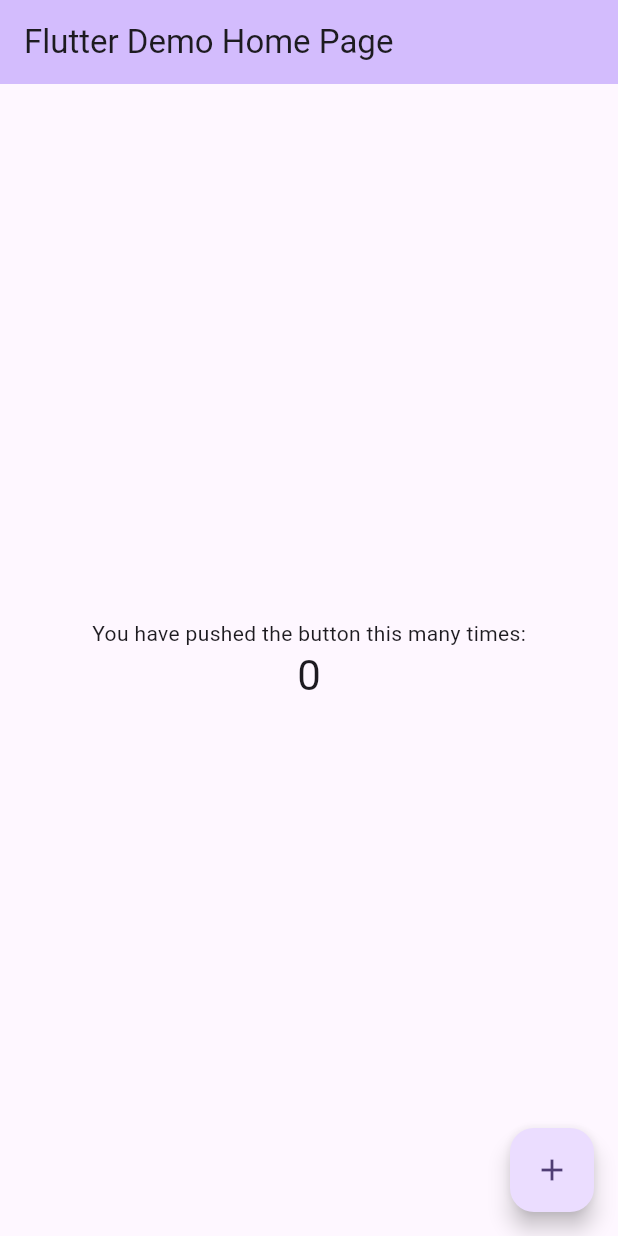
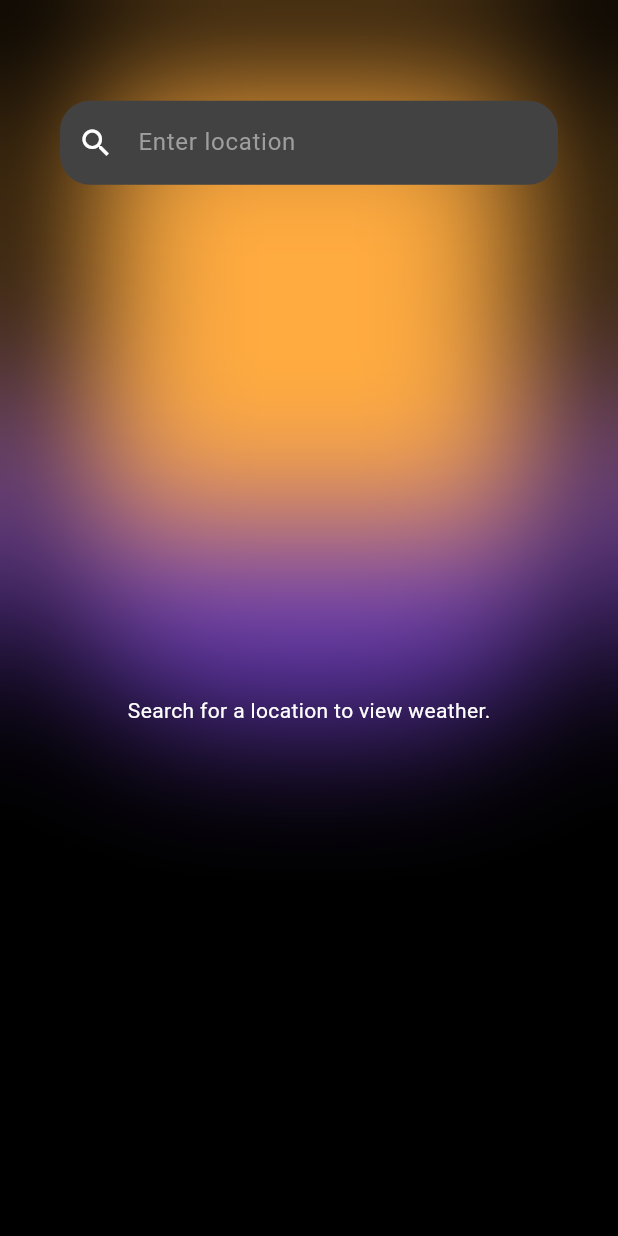
Before and after one commit to anilantony49/weather_app_machine_task, a Flutter app: the screen it shows after launch, on a phone screen of 412 x 824 dp. Run offline on Flutter 3.47's test engine with Material 3 defaults, Android fonts, the phone set to English and light mode, and no system bars.

Commit message:
Home screen UI complete

```diff
--- /dev/null
+++ b/lib/home_screen.dart
@@ -0,0 +1,288 @@
+import 'dart:ui';
+import 'package:flutter/material.dart';
+import 'package:flutter/services.dart';
+
+class HomeScreen extends StatefulWidget {
+  const HomeScreen({super.key});
+
+  @override
+  State<HomeScreen> createState() => _HomeScreenState();
+}
+
+class _HomeScreenState extends State<HomeScreen> {
+  final TextEditingController _searchController = TextEditingController();
+  bool isLoading = false;
+  String? errorMessage;
+  Weather? currentWeather;
+
+  Widget getWeatherIcon(int? code) {
+    if (code == null) return Image.asset('assets/8.png');
+    if (code >= 200 && code < 300) return Image.asset('assets/1.png');
+    if (code >= 300 && code < 400) return Image.asset('assets/2.png');
+    if (code >= 400 && code < 500) return Image.asset('assets/3.png');
+    if (code >= 500 && code < 600) return Image.asset('assets/4.png');
+    if (code >= 600 && code < 700) return Image.asset('assets/5.png');
+    if (code == 800) return Image.asset('assets/6.png');
+    if (code > 800 && code <= 804) return Image.asset('assets/7.png');
+    return Image.asset('assets/8.png');
+  }
+
+  Future<void> fetchWeather(String city) async {
+    setState(() {
+      isLoading = true;
+      errorMessage = null;
+      currentWeather = null;
+    });
+
+    try {
+      // Simulate fetching weather data (replace this with your API call)
+      await Future.delayed(const Duration(seconds: 2));
+      setState(() {
+        currentWeather = Weather(
+          areaName: city,
+          temperature: Temperature(celsius: 25),
+          weatherMain: 'Clear',
+          weatherConditionCode: 800,
+          humidity: 65,
+          pressure: 1013,
+          windSpeed: 5.0,
+          cloudiness: 10,
+          date: DateTime.now(),
+        );
+      });
+    } catch (error) {
+      setState(() {
+        errorMessage = 'Failed to fetch weather data. Try again.';
+      });
+    } finally {
+      setState(() {
+        isLoading = false;
+      });
+    }
+  }
+
+  @override
+  Widget build(BuildContext context) {
+    return Scaffold(
+      backgroundColor: Colors.black,
+      extendBodyBehindAppBar: true,
+      appBar: AppBar(
+        backgroundColor: Colors.transparent,
+        elevation: 0,
+        systemOverlayStyle: const SystemUiOverlayStyle(
+          statusBarBrightness: Brightness.dark,
+        ),
+      ),
+      body: Stack(
+        children: [
+          // Decorative Background
+          Stack(
+            children: [
+              Align(
+                alignment: const Alignment(-0.8, -0.3),
+                child: Container(
+                  height: 300,
+                  width: 300,
+                  decoration: const BoxDecoration(
+                    shape: BoxShape.circle,
+                    color: Colors.deepPurple,
+                  ),
+                ),
+              ),
+              Align(
+                alignment: const Alignment(0.8, -0.3),
+                child: Container(
+                  height: 300,
+                  width: 300,
+                  decoration: const BoxDecoration(
+                    shape: BoxShape.circle,
+                    color: Colors.deepPurple,
+                  ),
+                ),
+              ),
+              Align(
+                alignment: const Alignment(0, -0.8),
+                child: Container(
+                  height: 300,
+                  width: 300,
+                  decoration: const BoxDecoration(color: Color(0xfffffab40)),
+                ),
+              ),
+              BackdropFilter(
+                filter: ImageFilter.blur(sigmaX: 50, sigmaY: 50),
+                child: Container(
+                  color: Colors.transparent,
+                ),
+              ),
+            ],
+          ),
+          // Content
+          Padding(
+            padding:
+                const EdgeInsets.fromLTRB(40, 1.2 * kToolbarHeight, 40, 20),
+            child: Column(
+              children: [
+                // Search Bar
+                TextField(
+                  controller: _searchController,
+                  style: const TextStyle(color: Colors.white),
+                  decoration: InputDecoration(
+                    hintText: 'Enter location',
+                    hintStyle: const TextStyle(color: Colors.grey),
+                    prefixIcon: const Icon(Icons.search, color: Colors.white),
+                    filled: true,
+                    fillColor: Colors.grey[800],
+                    border: OutlineInputBorder(
+                      borderRadius: BorderRadius.circular(20),
+                      borderSide: BorderSide.none,
+                    ),
+                  ),
+                  onSubmitted: (value) {
+                    if (value.isNotEmpty) {
+                      fetchWeather(value);
+                    }
+                  },
+                ),
+                const SizedBox(height: 20),
+                // Weather Information
+                Expanded(
+                  child: isLoading
+                      ? const Center(
+                          child: CircularProgressIndicator(color: Colors.white),
+                        )
+                      : errorMessage != null
+                          ? Center(
+                              child: Text(
+                                errorMessage!,
+                                style: const TextStyle(color: Colors.red),
+                              ),
+                            )
+                          : currentWeather != null
+                              ? _buildWeatherInfo(currentWeather!)
+                              : const Center(
+                                  child: Text(
+                                    'Search for a location to view weather.',
+                                    style: TextStyle(color: Colors.white),
+                                  ),
+                                ),
+                ),
+              ],
+            ),
+          ),
+        ],
+      ),
+    );
+  }
+
+  Widget _buildWeatherInfo(Weather weather) {
+    return Column(
+      crossAxisAlignment: CrossAxisAlignment.start,
+      children: [
+        Text(
+          '📍${weather.areaName}',
+          style:
+              const TextStyle(color: Colors.white, fontWeight: FontWeight.w300),
+        ),
+        const SizedBox(height: 8),
+        SizedBox(
+          width: 100,
+          height: 100,
+          child: getWeatherIcon(weather.weatherConditionCode),
+        ),
+        Center(
+          child: Text(
+            '${weather.temperature!.celsius!.round()}°C',
+            style: const TextStyle(
+                color: Colors.white, fontSize: 55, fontWeight: FontWeight.w600),
+          ),
+        ),
+        Center(
+          child: Text(
+            weather.weatherMain!.toUpperCase(),
+            style: const TextStyle(
+                color: Colors.white, fontSize: 25, fontWeight: FontWeight.w500),
+          ),
+        ),
+        const SizedBox(height: 5),
+        Center(
+          child: Text(
+            DateFormat('EEEE dd •').add_jm().format(weather.date!),
+            style: const TextStyle(
+                color: Colors.white, fontSize: 16, fontWeight: FontWeight.w300),
+          ),
+        ),
+        const SizedBox(height: 20),
+        Row(
+          mainAxisAlignment: MainAxisAlignment.spaceAround,
+          children: [
+            _buildWeatherDetail("Humidity", "${weather.humidity ?? '--'}%"),
+            _buildWeatherDetail("Pressure", "${weather.pressure ?? '--'} hPa"),
+          ],
+        ),
+        const SizedBox(height: 10),
+        Row(
+          mainAxisAlignment: MainAxisAlignment.spaceAround,
+          children: [
+            _buildWeatherDetail(
+                "Wind Speed", "${weather.windSpeed ?? '--'} m/s"),
+            _buildWeatherDetail("Cloudiness", "${weather.cloudiness ?? '--'}%"),
+          ],
+        ),
+      ],
+    );
+  }
+
+  Widget _buildWeatherDetail(String title, String value) {
+    return Column(
+      children: [
+        Text(
+          title,
+          style: const TextStyle(
+            color: Colors.grey,
+            fontSize: 14,
+          ),
+        ),
+        const SizedBox(height: 5),
+        Text(
+          value,
+          style: const TextStyle(
+            color: Colors.white,
+            fontSize: 16,
+            fontWeight: FontWeight.bold,
+          ),
+        ),
+      ],
+    );
+  }
+}
+
+// Mock classes for demonstration
+class Weather {
+  final String areaName;
+  final Temperature? temperature;
+  final String? weatherMain;
+  final int? weatherConditionCode;
+  final int? humidity;
+  final int? pressure;
+  final double? windSpeed;
+  final int? cloudiness;
+  final DateTime? date;
+
+  Weather({
+    required this.areaName,
+    this.temperature,
+    this.weatherMain,
+    this.weatherConditionCode,
+    this.humidity,
+    this.pressure,
+    this.windSpeed,
+    this.cloudiness,
+    this.date,
+  });
+}
+
+class Temperature {
+  final double? celsius;
+
+  Temperature({this.celsius});
+}
--- a/lib/main.dart
+++ b/lib/main.dart
@@ -1,4 +1,5 @@
 import 'package:flutter/material.dart';
+import 'package:weather_app/home_screen.dart';
 
 void main() {
   runApp(const MyApp());
@@ -13,113 +14,11 @@ class MyApp extends StatelessWidget {
     return MaterialApp(
       title: 'Flutter Demo',
       theme: ThemeData(
-        // This is the theme of your application.
-        //
-        // TRY THIS: Try running your application with "flutter run". You'll see
-        // the application has a purple toolbar. Then, without quitting the app,
-        // try changing the seedColor in the colorScheme below to Colors.green
-        // and then invoke "hot reload" (save your changes or press the "hot
-        // reload" button in a Flutter-supported IDE, or press "r" if you used
-        // the command line to start the app).
-        //
-        // Notice that the counter didn't reset back to zero; the application
-        // state is not lost during the reload. To reset the state, use hot
-        // restart instead.
-        //
-        // This works for code too, not just values: Most code changes can be
-        // tested with just a hot reload.
+
         colorScheme: ColorScheme.fromSeed(seedColor: Colors.deepPurple),
         useMaterial3: true,
       ),
-      home: const MyHomePage(title: 'Flutter Demo Home Page'),
+      home: const HomeScreen(),
     );
   }
 }
-
-class MyHomePage extends StatefulWidget {
-  const MyHomePage({super.key, required this.title});
-
-  // This widget is the home page of your application. It is stateful, meaning
-  // that it has a State object (defined below) that contains fields that affect
-  // how it looks.
-
-  // This class is the configuration for the state. It holds the values (in this
-  // case the title) provided by the parent (in this case the App widget) and
-  // used by the build method of the State. Fields in a Widget subclass are
-  // always marked "final".
-
-  final String title;
-
-  @override
-  State<MyHomePage> createState() => _MyHomePageState();
-}
-
-class _MyHomePageState extends State<MyHomePage> {
-  int _counter = 0;
-
-  void _incrementCounter() {
-    setState(() {
-      // This call to setState tells the Flutter framework that something has
-      // changed in this State, which causes it to rerun the build method below
-      // so that the display can reflect the updated values. If we changed
-      // _counter without calling setState(), then the build method would not be
-      // called again, and so nothing would appear to happen.
-      _counter++;
-    });
-  }
-
-  @override
-  Widget build(BuildContext context) {
-    // This method is rerun every time setState is called, for instance as done
-    // by the _incrementCounter method above.
-    //
-    // The Flutter framework has been optimized to make rerunning build methods
-    // fast, so that you can just rebuild anything that needs updating rather
-    // than having to individually change instances of widgets.
-    return Scaffold(
-      appBar: AppBar(
-        // TRY THIS: Try changing the color here to a specific color (to
-        // Colors.amber, perhaps?) and trigger a hot reload to see the AppBar
-        // change color while the other colors stay the same.
-        backgroundColor: Theme.of(context).colorScheme.inversePrimary,
-        // Here we take the value from the MyHomePage object that was created by
-        // the App.build method, and use it to set our appbar title.
-        title: Text(widget.title),
-      ),
-      body: Center(
-        // Center is a layout widget. It takes a single child and positions it
-        // in the middle of the parent.
-        child: Column(
-          // Column is also a layout widget. It takes a list of children and
-          // arranges them vertically. By default, it sizes itself to fit its
-          // children horizontally, and tries to be as tall as its parent.
-          //
-          // Column has various properties to control how it sizes itself and
-          // how it positions its children. Here we use mainAxisAlignment to
-          // center the children vertically; the main axis here is the vertical
-          // axis because Columns are vertical (the cross axis would be
-          // horizontal).
-          //
-          // TRY THIS: Invoke "debug painting" (choose the "Toggle Debug Paint"
-          // action in the IDE, or press "p" in the console), to see the
-          // wireframe for each widget.
-          mainAxisAlignment: MainAxisAlignment.center,
-          children: <Widget>[
-            const Text(
-              'You have pushed the button this many times:',
-            ),
-            Text(
-              '$_counter',
-              style: Theme.of(context).textTheme.headlineMedium,
-            ),
-          ],
-        ),
-      ),
-      floatingActionButton: FloatingActionButton(
-        onPressed: _incrementCounter,
-        tooltip: 'Increment',
-        child: const Icon(Icons.add),
-      ), // This trailing comma makes auto-formatting nicer for build methods.
-    );
-  }
-}
```
Also changed, not shown: pubspec.yaml (+9 -18 lines), assets/1.png (added), assets/11.png (added), assets/12.png (added), assets/13.png (added), assets/14.png (added), assets/2.png (added), assets/3.png (added), assets/4.png (added), assets/5.png (added), assets/6.png (added), assets/7.png (added), assets/8.png (added), assets/9.png (added), 1 more files, 4 other files.
